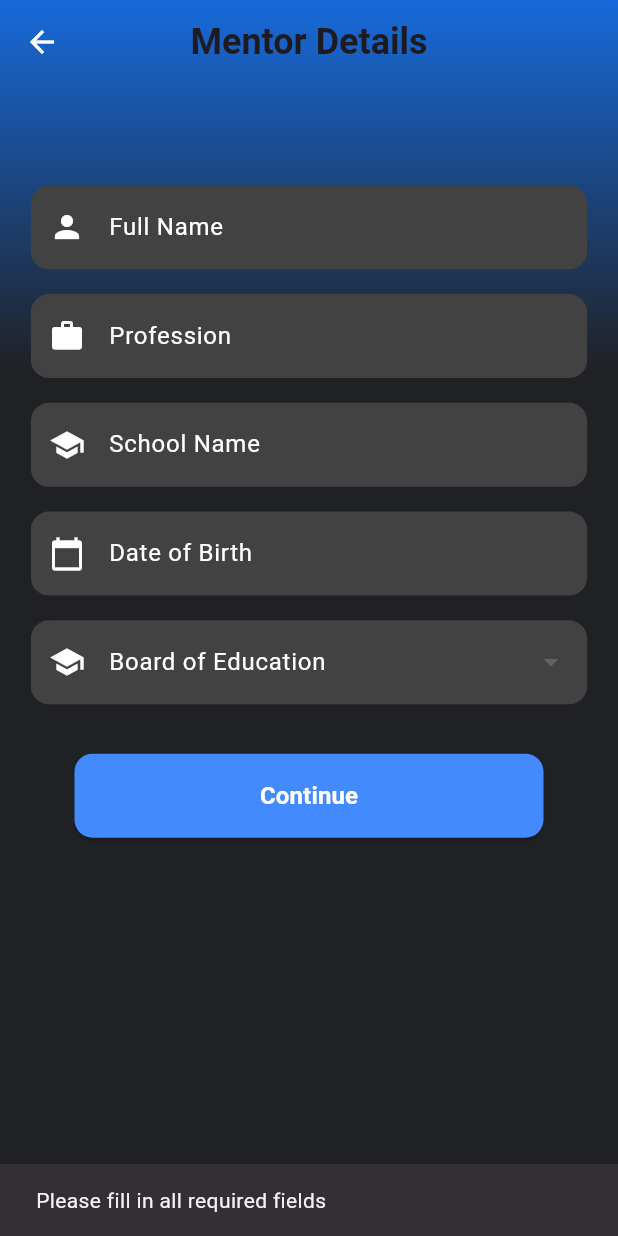
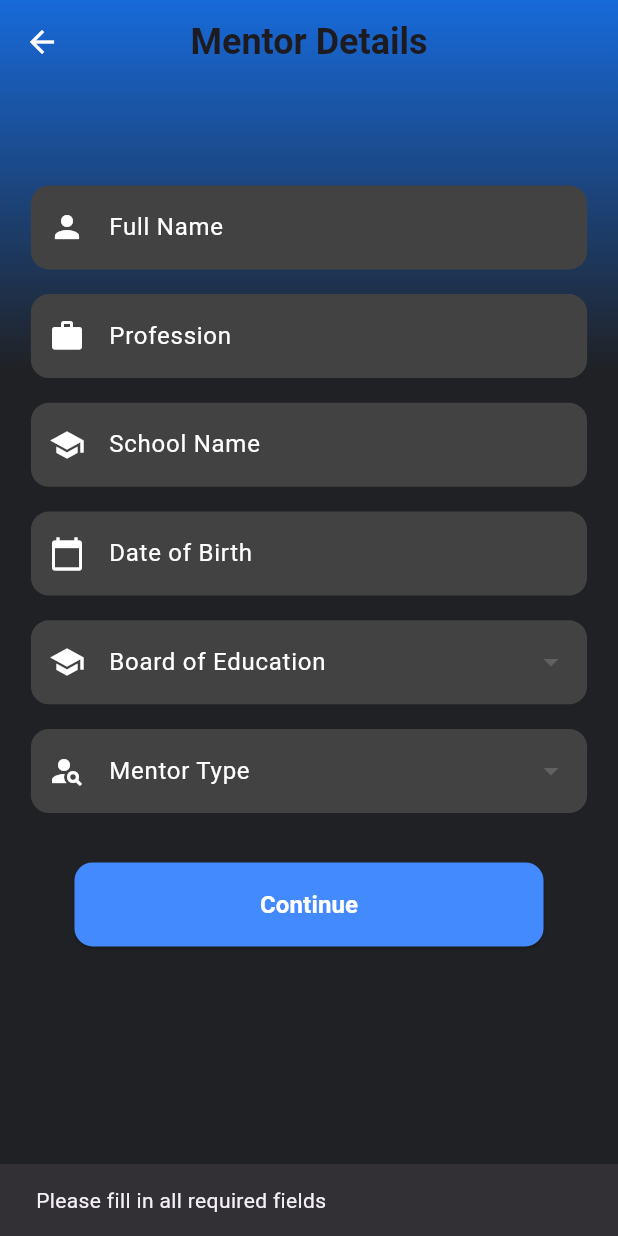
Before and after one commit to RAMPAVITHRAN23/skoolinq-final, a Flutter app: the MentorDetails screen opened directly, after a tap on "Continue", on a phone screen of 412 x 824 dp. Run offline on Flutter 3.47's test engine with Material 3 defaults, Android fonts, the phone set to English and light mode, and no system bars; our stand-ins replace cloud_firestore, firebase_auth, firebase_core, firebase_storage, flutter_easyloading, google_fonts and 3 more; accounts and stored records are empty.

Commit message:
updated the mentor details and filtering

```diff
--- a/lib/UserDetails/mentorDetails.dart
+++ b/lib/UserDetails/mentorDetails.dart
@@ -17,9 +17,16 @@ class _MentorDetailsState extends State<MentorDetails> {
   final TextEditingController schoolNameController = TextEditingController();
   DateTime? birthDate;
   String? selectedBoard;
+  String? selectedMentorType;
   bool isLoading = false;
 
   final List<String> boardList = ['CBSE', 'ICSE', 'State Board'];
+  final List<String> mentorTypeList = [
+    'Alumini',
+    'Tutors',
+    'Professional Members',
+    'Entrance Exam Trainee'
+  ];
 
   @override
   Widget build(BuildContext context) {
@@ -109,69 +116,33 @@ class _MentorDetailsState extends State<MentorDetails> {
                   SizedBox(height: screenHeight * 0.02),
 
                   // Board Selection
-                  DropdownButtonFormField<String>(
+                  _buildDropdownField(
                     value: selectedBoard,
-                    onChanged: (value) {
-                      setState(() {
-                        selectedBoard = value;
-                      });
-                    },
-                    items: boardList.map((board) {
-                      return DropdownMenuItem<String>(
-                        value: board,
-                        child: Text(board),
-                      );
-                    }).toList(),
-                    decoration: InputDecoration(
-                      labelText: 'Board of Education',
-                      labelStyle: const TextStyle(color: Colors.white),
-                      prefixIcon: const Icon(Icons.school, color: Colors.white),
-                      fillColor: Colors.grey[800],
-                      filled: true,
-                      border: OutlineInputBorder(
-                        borderRadius: BorderRadius.circular(12),
-                        borderSide: BorderSide.none,
-                      ),
-                      focusedBorder: OutlineInputBorder(
-                        borderRadius: BorderRadius.circular(12),
-                        borderSide: const BorderSide(color: Colors.blue),
-                      ),
-                    ),
+                    items: boardList,
+                    label: 'Board of Education',
+                    icon: Icons.school,
+                    onChanged: (value) => setState(() {
+                      selectedBoard = value;
+                    }),
+                  ),
+                  SizedBox(height: screenHeight * 0.02),
+
+                  // Mentor Type Selection
+                  _buildDropdownField(
+                    value: selectedMentorType,
+                    items: mentorTypeList,
+                    label: 'Mentor Type',
+                    icon: Icons.person_search,
+                    onChanged: (value) => setState(() {
+                      selectedMentorType = value;
+                    }),
                   ),
                   SizedBox(height: screenHeight * 0.04),
 
                   // Continue Button
                   Center(
                     child: ElevatedButton(
-                      onPressed: () async {
-                        if (_formValidation()) {
-                          setState(() {
-                            isLoading = true;
-                          });
-
-                          await FirebaseFirestore.instance
-                              .collection("users")
-                              .doc(user!.uid)
-                              .update({
-                            "name": fullNameController.text.trim(),
-                            "profession": phoneNumberController.text.trim(),
-                            "schoolName": schoolNameController.text.trim(),
-                            "birthDate": birthDate,
-                            "board": selectedBoard,
-                          });
-
-                          setState(() {
-                            isLoading = false;
-                          });
-
-                          Navigator.push(
-                            context,
-                            MaterialPageRoute(
-                              builder: (context) => ClassSelectorPage(),
-                            ),
-                          );
-                        }
-                      },
+                      onPressed: isLoading ? null : _submitForm,
                       style: ElevatedButton.styleFrom(
                         padding: EdgeInsets.symmetric(
                           vertical: screenHeight * 0.02,
@@ -217,13 +188,53 @@ class _MentorDetailsState extends State<MentorDetails> {
   bool _formValidation() {
     if (fullNameController.text.isEmpty ||
         phoneNumberController.text.isEmpty ||
-        selectedBoard == null) {
+        selectedBoard == null ||
+        selectedMentorType == null) {
       ScaffoldMessenger.of(context).showSnackBar(
         const SnackBar(content: Text('Please fill in all required fields')),
       );
       return false;
     }
     return true;
+  }
+
+  Future<void> _submitForm() async {
+    if (_formValidation()) {
+      setState(() {
+        isLoading = true;
+      });
+
+      try {
+        final user = FirebaseAuth.instance.currentUser;
+
+        if (user != null) {
+          await FirebaseFirestore.instance
+              .collection("users")
+              .doc(user.uid)
+              .update({
+            "name": fullNameController.text.trim(),
+            "profession": phoneNumberController.text.trim(),
+            "schoolName": schoolNameController.text.trim(),
+            "birthDate": birthDate?.toIso8601String(),
+            "board": selectedBoard,
+            "mentorType": selectedMentorType,
+          });
+        }
+
+        Navigator.push(
+          context,
+          MaterialPageRoute(builder: (context) => ClassSelectorPage()),
+        );
+      } catch (e) {
+        ScaffoldMessenger.of(context).showSnackBar(
+          SnackBar(content: Text('Error: ${e.toString()}')),
+        );
+      } finally {
+        setState(() {
+          isLoading = false;
+        });
+      }
+    }
   }
 
   Widget _buildTextField({
@@ -254,4 +265,42 @@ class _MentorDetailsState extends State<MentorDetails> {
       style: const TextStyle(color: Colors.white),
     );
   }
+
+  Widget _buildDropdownField({
+    required String? value,
+    required List<String> items,
+    required String label,
+    required IconData icon,
+    required void Function(String?) onChanged,
+  }) {
+    return DropdownButtonFormField<String>(
+      value: value,
+      onChanged: onChanged,
+      items: items.map((item) {
+        return DropdownMenuItem<String>(
+          value: item,
+          child: Text(
+            item,
+            style: const TextStyle(color: Colors.white),
+          ),
+        );
+      }).toList(),
+      decoration: InputDecoration(
+        labelText: label,
+        labelStyle: const TextStyle(color: Colors.white),
+        prefixIcon: Icon(icon, color: Colors.white),
+        fillColor: Colors.grey[800],
+        filled: true,
+        border: OutlineInputBorder(
+          borderRadius: BorderRadius.circular(12),
+          borderSide: BorderSide.none,
+        ),
+        focusedBorder: OutlineInputBorder(
+          borderRadius: BorderRadius.circular(12),
+          borderSide: const BorderSide(color: Colors.blue),
+        ),
+      ),
+      dropdownColor: Colors.grey[800], // Dropdown background color
+    );
+  }
 }
```
Also changed, not shown: lib/mentors/chatpersons.dart (+36 -5 lines).
